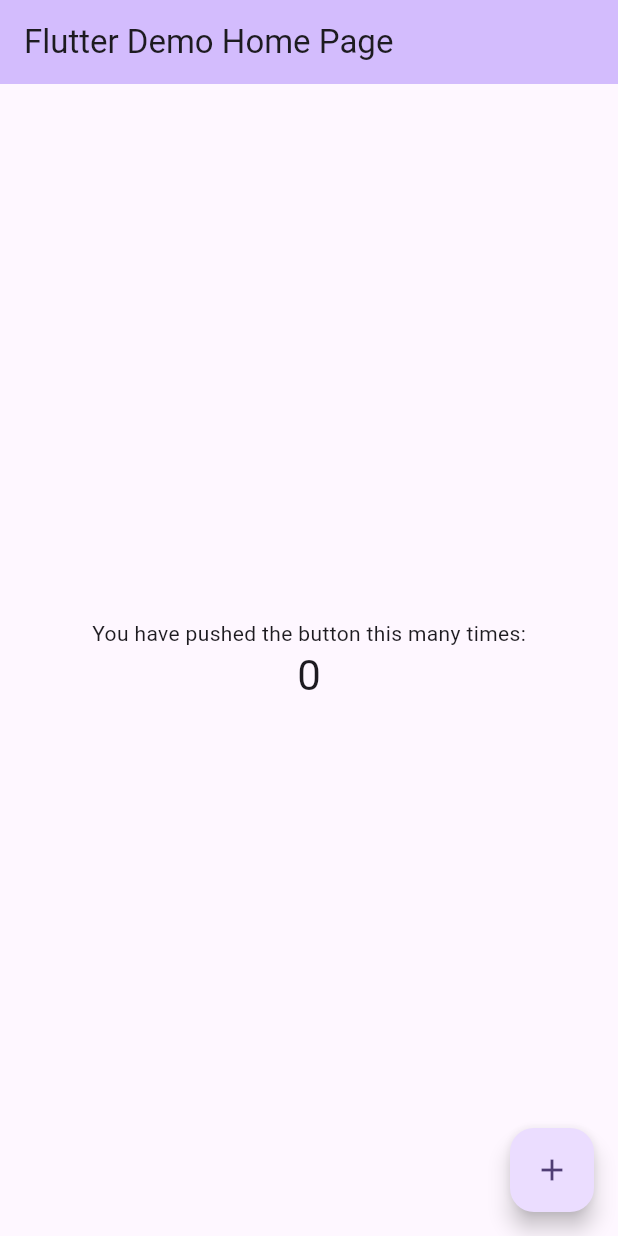
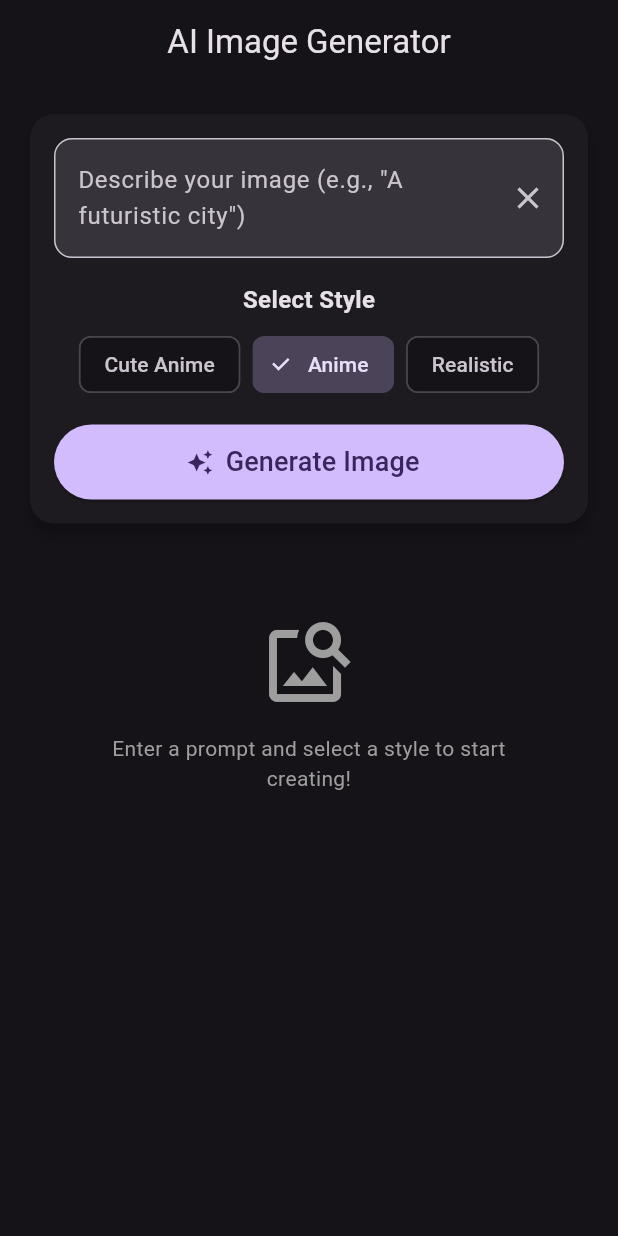
Before and after one commit to could-ai/019aef21-0c46-710f-807f-0a00fa4011ca, a Flutter app: the screen it shows after launch, on a phone screen of 412 x 824 dp. Run offline on Flutter 3.47's test engine with Material 3 defaults, Android fonts, the phone set to English and light mode, and no system bars; missing offline and left inert: dart:html.

Commit message:
Added http and path_provider dependencies to support image fetching and file operations.; Updated main.dart to set up the application theme (Dark Mode) and route to the new HomeScreen.; Created HomeScreen with text input, style selection (Cute Anime, Anime, Realistic), image generation logic using Pollinations.ai, and web-compatible image saving functionality.

```diff
--- a/usr/lib/main.dart
+++ b/usr/lib/main.dart
@@ -1,4 +1,5 @@
 import 'package:flutter/material.dart';
+import 'screens/home_screen.dart';
 
 void main() {
   runApp(const MyApp());
@@ -7,117 +8,22 @@ void main() {
 class MyApp extends StatelessWidget {
   const MyApp({super.key});
 
-  // This widget is the root of your application.
   @override
   Widget build(BuildContext context) {
     return MaterialApp(
-      title: 'Flutter Demo',
+      title: 'AI Image Generator',
       debugShowCheckedModeBanner: false,
       theme: ThemeData(
-        // This is the theme of your application.
-        //
-        // TRY THIS: Try running your application with "flutter run". You'll see
-        // the application has a purple toolbar. Then, without quitting the app,
-        // try changing the seedColor in the colorScheme below to Colors.green
-        // and then invoke "hot reload" (save your changes or press the "hot
-        // reload" button in a Flutter-supported IDE, or press "r" if you used
-        // the command line to start the app).
-        //
-        // Notice that the counter didn't reset back to zero; the application
-        // state is not lost during the reload. To reset the state, use hot
-        // restart instead.
-        //
-        // This works for code too, not just values: Most code changes can be
-        // tested with just a hot reload.
-        colorScheme: ColorScheme.fromSeed(seedColor: Colors.deepPurple),
+        colorScheme: ColorScheme.fromSeed(
+          seedColor: Colors.deepPurple,
+          brightness: Brightness.dark, // Dark theme looks cooler for AI apps
+        ),
+        useMaterial3: true,
       ),
       initialRoute: '/',
       routes: {
-        '/': (context) => const MyHomePage(title: 'Flutter Demo Home Page'),
+        '/': (context) => const HomeScreen(),
       },
     );
   }
 }
-
-class MyHomePage extends StatefulWidget {
-  const MyHomePage({super.key, required this.title});
-
-  // This widget is the home page of your application. It is stateful, meaning
-  // that it has a State object (defined below) that contains fields that affect
-  // how it looks.
-
-  // This class is the configuration for the state. It holds the values (in this
-  // case the title) provided by the parent (in this case the App widget) and
-  // used by the build method of the State. Fields in a Widget subclass are
-  // always marked "final".
-
-  final String title;
-
-  @override
-  State<MyHomePage> createState() => _MyHomePageState();
-}
-
-class _MyHomePageState extends State<MyHomePage> {
-  int _counter = 0;
-
-  void _incrementCounter() {
-    setState(() {
-      // This call to setState tells the Flutter framework that something has
-      // changed in this State, which causes it to rerun the build method below
-      // so that the display can reflect the updated values. If we changed
-      // _counter without calling setState(), then the build method would not be
-      // called again, and so nothing would appear to happen.
-      _counter++;
-    });
-  }
-
-  @override
-  Widget build(BuildContext context) {
-    // This method is rerun every time setState is called, for instance as done
-    // by the _incrementCounter method above.
-    //
-    // The Flutter framework has been optimized to make rerunning build methods
-    // fast, so that you can just rebuild anything that needs updating rather
-    // than having to individually change instances of widgets.
-    return Scaffold(
-      appBar: AppBar(
-        // TRY THIS: Try changing the color here to a specific color (to
-        // Colors.amber, perhaps?) and trigger a hot reload to see the AppBar
-        // change color while the other colors stay the same.
-        backgroundColor: Theme.of(context).colorScheme.inversePrimary,
-        // Here we take the value from the MyHomePage object that was created by
-        // the App.build method, and use it to set our appbar title.
-        title: Text(widget.title),
-      ),
-      body: Center(
-        // Center is a layout widget. It takes a single child and positions it
-        // in the middle of the parent.
-        child: Column(
-          // Column is also a layout widget. It takes a list of children and
-          // arranges them vertically. By default, it sizes itself to fit its
-          // children horizontally, and tries to be as tall as its parent.
-          //
-          // Column has various properties to control how it sizes itself and
-          // how it positions its children. Here we use mainAxisAlignment to
-          // center the children vertically; the main axis here is the vertical
-          // axis because Columns are vertical (the cross axis would be
-          // horizontal).
-          //
-          // TRY THIS: Invoke "debug painting" (choose the "Toggle Debug Paint"
-          // action in the IDE, or press "p" in the console), to see the
-          // wireframe for each widget.
-          mainAxisAlignment: MainAxisAlignment.center,
-          children: <Widget>[
-            const Text('You have pushed the button this many times:'),
-            Text('$_counter', style: Theme.of(context).textTheme.headlineMedium),
-          ],
-        ),
-      ),
-      floatingActionButton: FloatingActionButton(
-        onPressed: _incrementCounter,
-        tooltip: 'Increment',
-        child: const Icon(Icons.add),
-      ), // This trailing comma makes auto-formatting nicer for build methods.
-    );
-  }
-}
--- /dev/null
+++ b/usr/lib/screens/home_screen.dart
@@ -0,0 +1,287 @@
+import 'dart:typed_data';
+import 'package:flutter/material.dart';
+import 'package:http/http.dart' as http;
+import 'dart:math';
+// Conditional import for web downloading
+import 'package:flutter/foundation.dart' show kIsWeb;
+// ignore: avoid_web_libraries_in_flutter
+import 'dart:html' as html;
+
+class HomeScreen extends StatefulWidget {
+  const HomeScreen({super.key});
+
+  @override
+  State<HomeScreen> createState() => _HomeScreenState();
+}
+
+enum ImageStyle {
+  cuteAnime('Cute Anime', 'cute anime style, chibi, vibrant colors, kawaii'),
+  anime('Anime', 'anime style, manga, high quality, detailed, studio ghibli'),
+  realistic('Realistic', 'photorealistic, realistic, 8k, cinematic lighting, high detail, photography');
+
+  final String label;
+  final String promptSuffix;
+  const ImageStyle(this.label, this.promptSuffix);
+}
+
+class _HomeScreenState extends State<HomeScreen> {
+  final TextEditingController _promptController = TextEditingController();
+  ImageStyle _selectedStyle = ImageStyle.anime;
+  String? _generatedImageUrl;
+  bool _isLoading = false;
+  Uint8List? _imageBytes;
+
+  @override
+  void dispose() {
+    _promptController.dispose();
+    super.dispose();
+  }
+
+  Future<void> _generateImage() async {
+    final prompt = _promptController.text.trim();
+    if (prompt.isEmpty) {
+      ScaffoldMessenger.of(context).showSnackBar(
+        const SnackBar(content: Text('Please enter a description first')),
+      );
+      return;
+    }
+
+    setState(() {
+      _isLoading = true;
+      _generatedImageUrl = null;
+      _imageBytes = null;
+    });
+
+    try {
+      // Using Pollinations.ai for unlimited free generation
+      // Format: https://image.pollinations.ai/prompt/{prompt}?width={w}&height={h}&seed={seed}&nologo=true
+      final seed = Random().nextInt(1000000);
+      final fullPrompt = '$prompt, ${_selectedStyle.promptSuffix}';
+      final encodedPrompt = Uri.encodeComponent(fullPrompt);
+      final url = 'https://image.pollinations.ai/prompt/$encodedPrompt?width=1024&height=1024&seed=$seed&nologo=true&model=flux';
+
+      // We fetch the image bytes immediately to ensure it loads and to have data ready for saving
+      final response = await http.get(Uri.parse(url));
+
+      if (response.statusCode == 200) {
+        setState(() {
+          _imageBytes = response.bodyBytes;
+          _generatedImageUrl = url;
+        });
+      } else {
+        throw Exception('Failed to load image');
+      }
+    } catch (e) {
+      if (mounted) {
+        ScaffoldMessenger.of(context).showSnackBar(
+          SnackBar(content: Text('Error generating image: $e')),
+        );
+      }
+    } finally {
+      if (mounted) {
+        setState(() {
+          _isLoading = false;
+        });
+      }
+    }
+  }
+
+  Future<void> _saveImage() async {
+    if (_imageBytes == null) return;
+
+    try {
+      if (kIsWeb) {
+        // Web download logic
+        final blob = html.Blob([_imageBytes!]);
+        final url = html.Url.createObjectUrlFromBlob(blob);
+        final anchor = html.document.createElement('a') as html.AnchorElement
+          ..href = url
+          ..style.display = 'none'
+          ..download = 'generated_image_${DateTime.now().millisecondsSinceEpoch}.jpg';
+        html.document.body!.children.add(anchor);
+        anchor.click();
+        html.document.body!.children.remove(anchor);
+        html.Url.revokeObjectUrl(url);
+
+        ScaffoldMessenger.of(context).showSnackBar(
+          const SnackBar(content: Text('Image downloading...')),
+        );
+      } else {
+        // Mobile/Desktop logic would go here (omitted for web-first preview simplicity)
+        // Typically involves path_provider and writing to file
+        ScaffoldMessenger.of(context).showSnackBar(
+          const SnackBar(content: Text('Saving is optimized for Web in this demo')),
+        );
+      }
+    } catch (e) {
+      ScaffoldMessenger.of(context).showSnackBar(
+        SnackBar(content: Text('Failed to save image: $e')),
+      );
+    }
+  }
+
+  @override
+  Widget build(BuildContext context) {
+    return Scaffold(
+      appBar: AppBar(
+        title: const Text('AI Image Generator'),
+        centerTitle: true,
+        elevation: 0,
+      ),
+      body: SingleChildScrollView(
+        padding: const EdgeInsets.all(16.0),
+        child: Column(
+          crossAxisAlignment: CrossAxisAlignment.stretch,
+          children: [
+            // Input Section
+            Card(
+              elevation: 4,
+              shape: RoundedRectangleBorder(borderRadius: BorderRadius.circular(16)),
+              child: Padding(
+                padding: const EdgeInsets.all(16.0),
+                child: Column(
+                  children: [
+                    TextField(
+                      controller: _promptController,
+                      decoration: InputDecoration(
+                        hintText: 'Describe your image (e.g., "A futuristic city")',
+                        border: OutlineInputBorder(
+                          borderRadius: BorderRadius.circular(12),
+                        ),
+                        filled: true,
+                        fillColor: Theme.of(context).colorScheme.surfaceContainerHighest,
+                        suffixIcon: IconButton(
+                          icon: const Icon(Icons.clear),
+                          onPressed: _promptController.clear,
+                        ),
+                      ),
+                      maxLines: 3,
+                      minLines: 1,
+                    ),
+                    const SizedBox(height: 16),
+                    const Text(
+                      'Select Style',
+                      style: TextStyle(fontWeight: FontWeight.bold, fontSize: 16),
+                    ),
+                    const SizedBox(height: 8),
+                    Wrap(
+                      spacing: 8.0,
+                      alignment: WrapAlignment.center,
+                      children: ImageStyle.values.map((style) {
+                        return ChoiceChip(
+                          label: Text(style.label),
+                          selected: _selectedStyle == style,
+                          onSelected: (selected) {
+                            if (selected) {
+                              setState(() {
+                                _selectedStyle = style;
+                              });
+                            }
+                          },
+                        );
+                      }).toList(),
+                    ),
+                    const SizedBox(height: 16),
+                    SizedBox(
+                      width: double.infinity,
+                      height: 50,
+                      child: ElevatedButton.icon(
+                        onPressed: _isLoading ? null : _generateImage,
+                        icon: _isLoading
+                            ? const SizedBox(
+                                width: 24,
+                                height: 24,
+                                child: CircularProgressIndicator(strokeWidth: 2)
+                              )
+                            : const Icon(Icons.auto_awesome),
+                        label: Text(
+                          _isLoading ? 'Generating...' : 'Generate Image',
+                          style: const TextStyle(fontSize: 18),
+                        ),
+                        style: ElevatedButton.styleFrom(
+                          backgroundColor: Theme.of(context).colorScheme.primary,
+                          foregroundColor: Theme.of(context).colorScheme.onPrimary,
+                        ),
+                      ),
+                    ),
+                  ],
+                ),
+              ),
+            ),
+
+            const SizedBox(height: 24),
+
+            // Result Section
+            if (_imageBytes != null) ...[
+              Card(
+                elevation: 8,
+                clipBehavior: Clip.antiAlias,
+                shape: RoundedRectangleBorder(borderRadius: BorderRadius.circular(16)),
+                child: Column(
+                  children: [
+                    Image.memory(
+                      _imageBytes!,
+                      fit: BoxFit.contain,
+                      width: double.infinity,
+                      frameBuilder: (context, child, frame, wasSynchronouslyLoaded) {
+                        if (wasSynchronouslyLoaded) return child;
+                        return AnimatedOpacity(
+                          opacity: frame == null ? 0 : 1,
+                          duration: const Duration(seconds: 1),
+                          curve: Curves.easeOut,
+                          child: child,
+                        );
+                      },
+                    ),
+                    Container(
+                      padding: const EdgeInsets.all(16.0),
+                      color: Theme.of(context).colorScheme.surfaceContainer,
+                      child: Row(
+                        mainAxisAlignment: MainAxisAlignment.spaceAround,
+                        children: [
+                          TextButton.icon(
+                            onPressed: () {
+                              // Share functionality could go here
+                            },
+                            icon: const Icon(Icons.share),
+                            label: const Text('Share'),
+                          ),
+                          ElevatedButton.icon(
+                            onPressed: _saveImage,
+                            icon: const Icon(Icons.download),
+                            label: const Text('Save JPEG'),
+                            style: ElevatedButton.styleFrom(
+                              backgroundColor: Colors.green,
+                              foregroundColor: Colors.white,
+                            ),
+                          ),
+                        ],
+                      ),
+                    ),
+                  ],
+                ),
+              ),
+            ] else if (!_isLoading) ...[
+              const Center(
+                child: Padding(
+                  padding: EdgeInsets.all(32.0),
+                  child: Column(
+                    children: [
+                      Icon(Icons.image_search, size: 64, color: Colors.grey),
+                      SizedBox(height: 16),
+                      Text(
+                        'Enter a prompt and select a style to start creating!',
+                        textAlign: TextAlign.center,
+                        style: TextStyle(color: Colors.grey),
+                      ),
+                    ],
+                  ),
+                ),
+              ),
+            ],
+          ],
+        ),
+      ),
+    );
+  }
+}
```
Also changed, not shown: usr/pubspec.yaml (+4 -70 lines).
